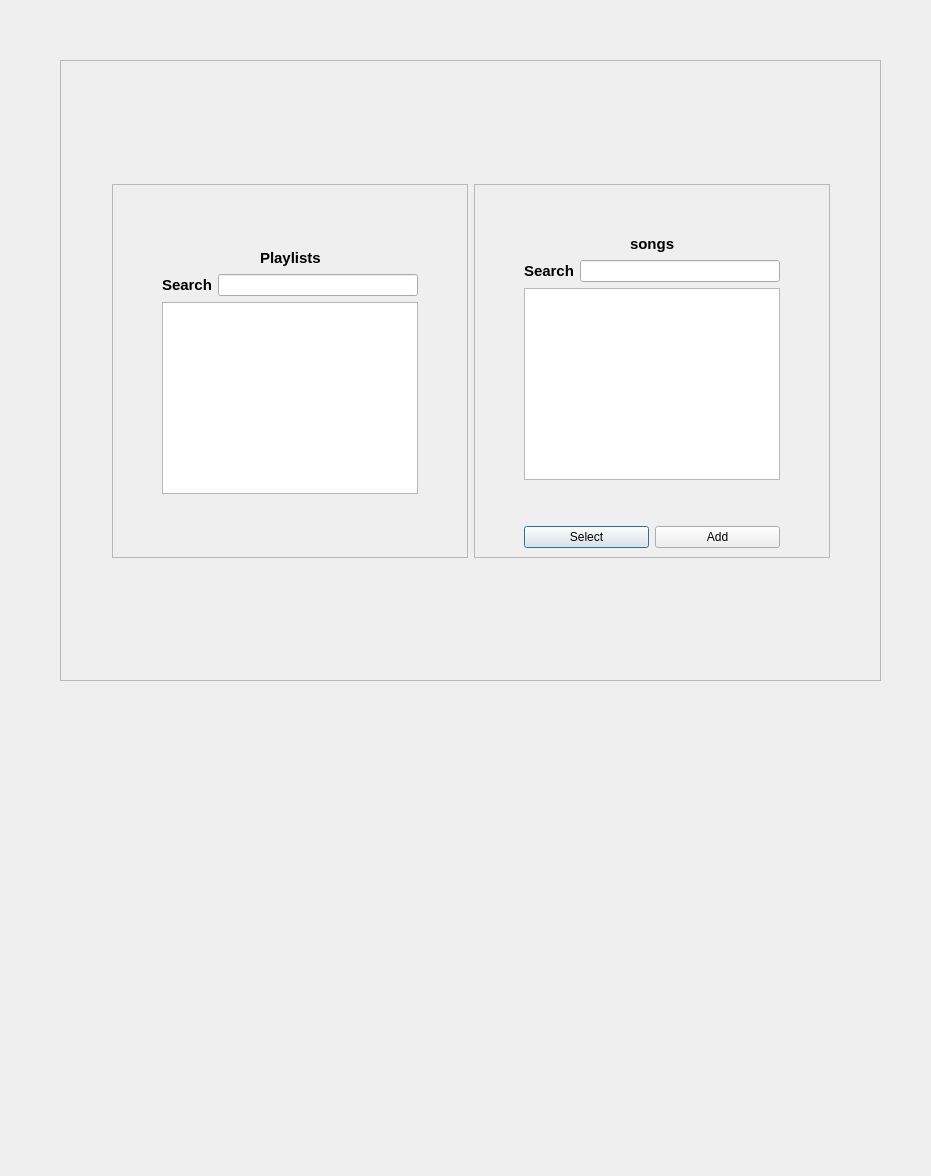
Before: the Qt Designer form ui/playmusicwindow.ui in Avesta85/JukeBox, drawn with Qt 5.
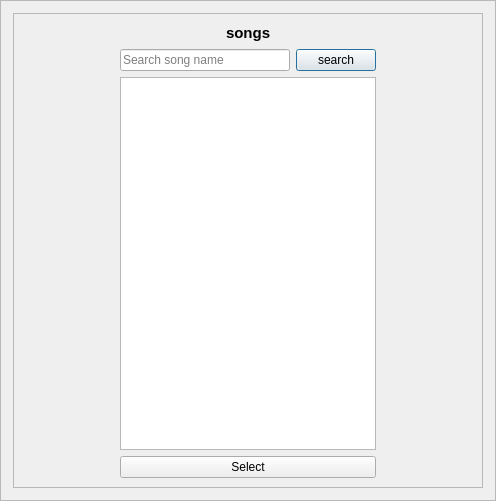
After: the same form once the commit is applied.

```diff
--- a/ui/playmusicwindow.ui
+++ b/ui/playmusicwindow.ui
@@ -6,8 +6,8 @@
    <rect>
     <x>0</x>
     <y>0</y>
-    <width>931</width>
-    <height>1176</height>
+    <width>496</width>
+    <height>501</height>
    </rect>
   </property>
   <property name="windowTitle">
@@ -16,10 +16,10 @@
   <widget class="QFrame" name="frame_3">
    <property name="geometry">
     <rect>
-     <x>60</x>
-     <y>60</y>
-     <width>821</width>
-     <height>621</height>
+     <x>0</x>
+     <y>0</y>
+     <width>496</width>
+     <height>501</height>
     </rect>
    </property>
    <property name="frameShape">
@@ -29,132 +29,22 @@
     <enum>QFrame::Shadow::Raised</enum>
    </property>
    <layout class="QGridLayout" name="gridLayout_3">
-    <item row="1" column="1">
+    <item row="0" column="0">
      <layout class="QHBoxLayout" name="horizontalLayout_5">
-      <item>
-       <widget class="QFrame" name="frame">
-        <property name="frameShape">
-         <enum>QFrame::Shape::StyledPanel</enum>
-        </property>
-        <property name="frameShadow">
-         <enum>QFrame::Shadow::Raised</enum>
-        </property>
-        <layout class="QGridLayout" name="gridLayout">
-         <item row="0" column="1">
-          <spacer name="verticalSpacer_2">
-           <property name="orientation">
-            <enum>Qt::Orientation::Vertical</enum>
-           </property>
-           <property name="sizeHint" stdset="0">
-            <size>
-             <width>20</width>
-             <height>40</height>
-            </size>
-           </property>
-          </spacer>
-         </item>
-         <item row="1" column="1">
-          <layout class="QVBoxLayout" name="verticalLayout">
-           <item>
-            <layout class="QHBoxLayout" name="horizontalLayout_3">
-             <item>
-              <spacer name="horizontalSpacer">
-               <property name="orientation">
-                <enum>Qt::Orientation::Horizontal</enum>
-               </property>
-               <property name="sizeHint" stdset="0">
-                <size>
-                 <width>40</width>
-                 <height>20</height>
-                </size>
-               </property>
-              </spacer>
-             </item>
-             <item>
-              <widget class="QLabel" name="label_palylists">
-               <property name="text">
-                <string>&lt;html&gt;&lt;head/&gt;&lt;body&gt;&lt;p&gt;&lt;span style=&quot; font-size:11pt; font-weight:700;&quot;&gt;Playlists&lt;/span&gt;&lt;/p&gt;&lt;/body&gt;&lt;/html&gt;</string>
-               </property>
-              </widget>
-             </item>
-             <item>
-              <spacer name="horizontalSpacer_2">
-               <property name="orientation">
-                <enum>Qt::Orientation::Horizontal</enum>
-               </property>
-               <property name="sizeHint" stdset="0">
-                <size>
-                 <width>40</width>
-                 <height>20</height>
-                </size>
-               </property>
-              </spacer>
-             </item>
-            </layout>
-           </item>
-           <item>
-            <layout class="QHBoxLayout" name="horizontalLayout">
-             <item>
-              <widget class="QLabel" name="label">
-               <property name="text">
-                <string>&lt;html&gt;&lt;head/&gt;&lt;body&gt;&lt;p&gt;&lt;span style=&quot; font-size:11pt; font-weight:700;&quot;&gt;Search&lt;/span&gt;&lt;/p&gt;&lt;/body&gt;&lt;/html&gt;</string>
-               </property>
-              </widget>
-             </item>
-             <item>
-              <widget class="QLineEdit" name="lineEdit_search_playlist"/>
-             </item>
-            </layout>
-           </item>
-           <item>
-            <widget class="QTableWidget" name="tableWidget_playlist_names"/>
-           </item>
-          </layout>
-         </item>
-         <item row="2" column="1">
-          <spacer name="verticalSpacer">
-           <property name="orientation">
-            <enum>Qt::Orientation::Vertical</enum>
-           </property>
-           <property name="sizeHint" stdset="0">
-            <size>
-             <width>20</width>
-             <height>40</height>
-            </size>
-           </property>
-          </spacer>
-         </item>
-         <item row="1" column="0">
-          <spacer name="horizontalSpacer_3">
-           <property name="orientation">
-            <enum>Qt::Orientation::Horizontal</enum>
-           </property>
-           <property name="sizeHint" stdset="0">
-            <size>
-             <width>40</width>
-             <height>20</height>
-            </size>
-           </property>
-          </spacer>
-         </item>
-         <item row="1" column="2">
-          <spacer name="horizontalSpacer_4">
-           <property name="orientation">
-            <enum>Qt::Orientation::Horizontal</enum>
-           </property>
-           <property name="sizeHint" stdset="0">
-            <size>
-             <width>40</width>
-             <height>20</height>
-            </size>
-           </property>
-          </spacer>
-         </item>
-        </layout>
-       </widget>
-      </item>
       <item>
        <widget class="QFrame" name="frame_2">
+        <property name="minimumSize">
+         <size>
+          <width>470</width>
+          <height>475</height>
+         </size>
+        </property>
+        <property name="maximumSize">
+         <size>
+          <width>470</width>
+          <height>475</height>
+         </size>
+        </property>
         <property name="frameShape">
          <enum>QFrame::Shape::StyledPanel</enum>
         </property>
@@ -162,33 +52,7 @@
          <enum>QFrame::Shadow::Raised</enum>
         </property>
         <layout class="QGridLayout" name="gridLayout_2">
-         <item row="1" column="0">
-          <spacer name="horizontalSpacer_7">
-           <property name="orientation">
-            <enum>Qt::Orientation::Horizontal</enum>
-           </property>
-           <property name="sizeHint" stdset="0">
-            <size>
-             <width>40</width>
-             <height>20</height>
-            </size>
-           </property>
-          </spacer>
-         </item>
-         <item row="3" column="1">
-          <spacer name="verticalSpacer_3">
-           <property name="orientation">
-            <enum>Qt::Orientation::Vertical</enum>
-           </property>
-           <property name="sizeHint" stdset="0">
-            <size>
-             <width>20</width>
-             <height>40</height>
-            </size>
-           </property>
-          </spacer>
-         </item>
-         <item row="1" column="2">
+         <item row="0" column="2">
           <spacer name="horizontalSpacer_8">
            <property name="orientation">
             <enum>Qt::Orientation::Horizontal</enum>
@@ -201,20 +65,20 @@
            </property>
           </spacer>
          </item>
-         <item row="0" column="1">
-          <spacer name="verticalSpacer_4">
+         <item row="0" column="0">
+          <spacer name="horizontalSpacer_7">
            <property name="orientation">
-            <enum>Qt::Orientation::Vertical</enum>
+            <enum>Qt::Orientation::Horizontal</enum>
            </property>
            <property name="sizeHint" stdset="0">
             <size>
-             <width>20</width>
-             <height>40</height>
+             <width>40</width>
+             <height>20</height>
             </size>
            </property>
           </spacer>
          </item>
-         <item row="1" column="1">
+         <item row="0" column="1">
           <layout class="QVBoxLayout" name="verticalLayout_2">
            <item>
             <layout class="QHBoxLayout" name="horizontalLayout_4">
@@ -256,14 +120,18 @@
            <item>
             <layout class="QHBoxLayout" name="horizontalLayout_2">
              <item>
-              <widget class="QLabel" name="label_2">
-               <property name="text">
-                <string>&lt;html&gt;&lt;head/&gt;&lt;body&gt;&lt;p&gt;&lt;span style=&quot; font-size:11pt; font-weight:700;&quot;&gt;Search&lt;/span&gt;&lt;/p&gt;&lt;/body&gt;&lt;/html&gt;</string>
+              <widget class="QLineEdit" name="lineEdit_search_song">
+               <property name="placeholderText">
+                <string>Search song name</string>
                </property>
               </widget>
              </item>
              <item>
-              <widget class="QLineEdit" name="lineEdit_search_song"/>
+              <widget class="QPushButton" name="pushButton">
+               <property name="text">
+                <string>search</string>
+               </property>
+              </widget>
              </item>
             </layout>
            </item>
@@ -272,7 +140,7 @@
            </item>
           </layout>
          </item>
-         <item row="4" column="1">
+         <item row="2" column="1">
           <layout class="QHBoxLayout" name="horizontalLayout_6">
            <item>
             <widget class="QPushButton" name="pushButton_select">
@@ -281,13 +149,6 @@
              </property>
             </widget>
            </item>
-           <item>
-            <widget class="QPushButton" name="pushButton">
-             <property name="text">
-              <string>Add</string>
-             </property>
-            </widget>
-           </item>
           </layout>
          </item>
         </layout>
@@ -295,58 +156,6 @@
       </item>
      </layout>
     </item>
-    <item row="2" column="1">
-     <spacer name="verticalSpacer_5">
-      <property name="orientation">
-       <enum>Qt::Orientation::Vertical</enum>
-      </property>
-      <property name="sizeHint" stdset="0">
-       <size>
-        <width>20</width>
-        <height>40</height>
-       </size>
-      </property>
-     </spacer>
-    </item>
-    <item row="1" column="0">
-     <spacer name="horizontalSpacer_9">
-      <property name="orientation">
-       <enum>Qt::Orientation::Horizontal</enum>
-      </property>
-      <property name="sizeHint" stdset="0">
-       <size>
-        <width>40</width>
-        <height>20</height>
-       </size>
-      </property>
-     </spacer>
-    </item>
-    <item row="1" column="2">
-     <spacer name="horizontalSpacer_10">
-      <property name="orientation">
-       <enum>Qt::Orientation::Horizontal</enum>
-      </property>
-      <property name="sizeHint" stdset="0">
-       <size>
-        <width>40</width>
-        <height>20</height>
-       </size>
-      </property>
-     </spacer>
-    </item>
-    <item row="0" column="1">
-     <spacer name="verticalSpacer_6">
-      <property name="orientation">
-       <enum>Qt::Orientation::Vertical</enum>
-      </property>
-      <property name="sizeHint" stdset="0">
-       <size>
-        <width>20</width>
-        <height>40</height>
-       </size>
-      </property>
-     </spacer>
-    </item>
    </layout>
   </widget>
  </widget>
```
